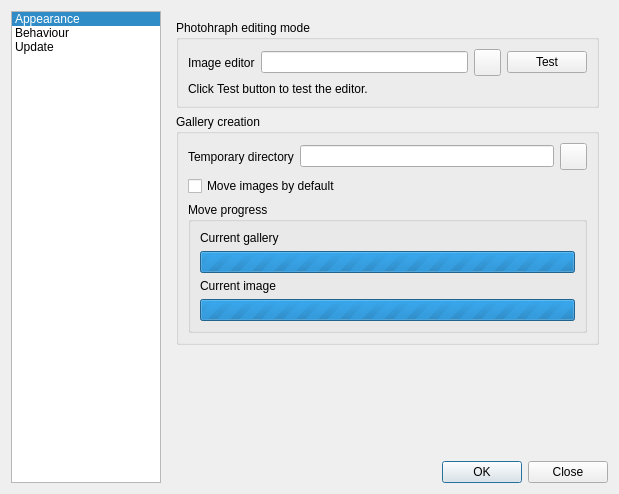
First picture: the form in trunk/src/dialogs/configuration.ui, repository BackupTheBerlios/galerist-svn, before the edit.
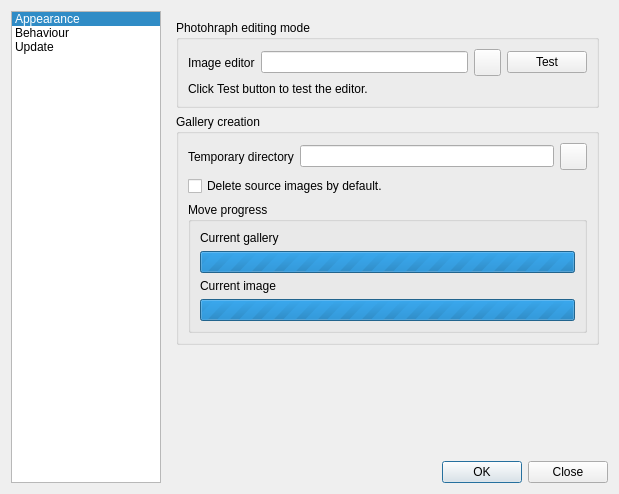
Second picture: the form after the edit. The open tabs and pages were chosen to show the change. Icons and pictures are not drawn. Custom widgets are drawn as their Qt base class.

Commit message: Option to move images rather than copiing, added.

```diff
--- a/trunk/src/dialogs/configuration.ui
+++ b/trunk/src/dialogs/configuration.ui
@@ -316,7 +316,7 @@
           <item row="1" column="0" colspan="3" >
            <widget class="QCheckBox" name="moveBox" >
             <property name="text" >
-             <string>Move images by default</string>
+             <string>Delete source images by default.</string>
             </property>
            </widget>
           </item>
```
The commit also changes 11 other files.
